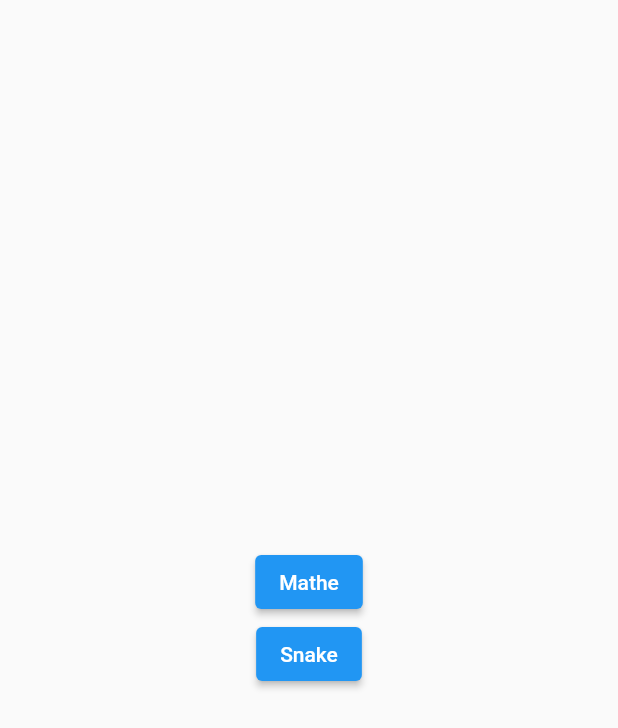
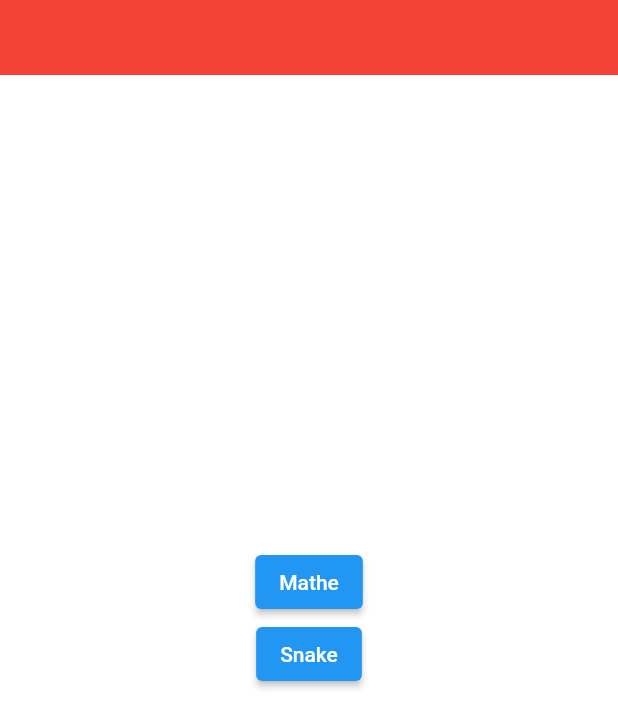
Before and after one commit to thm-mni-ii/lama, a Flutter app: the screen it shows after launch, on a phone screen of 412 x 824 dp. Shown: the top 728 px of the screen. Run offline on Flutter 3.47's test engine with Material 2 defaults, Android fonts, the phone set to English and light mode, and no system bars; missing offline and left inert: flame.

Commit message:
Add Header and modify SafeArea

```diff
--- a/lama_app/lib/app/screens/home_screen.dart
+++ b/lama_app/lib/app/screens/home_screen.dart
@@ -4,8 +4,14 @@ import 'package:lama_app/app/screens/game_screen.dart';
 class HomeScreen extends StatelessWidget {
   @override
   Widget build(BuildContext context) {
+    Size screenSize = MediaQuery.of(context).size;
     return Scaffold(
+      backgroundColor: Colors.red,
       body: SafeArea(
+        child: Stack(
+          children: [
+            Container(
+              color: Colors.white,
               child: Center(
                 child: Column(
                   mainAxisAlignment: MainAxisAlignment.center,
@@ -22,6 +28,17 @@ class HomeScreen extends StatelessWidget {
                 ),
               ),
             ),
+            Align(
+              alignment: Alignment.topCenter,
+              child: Container(
+                width: screenSize.width,
+                height: 50,
+                color: Colors.red,
+              ),
+            ),
+          ],
+        ),
+      ),
     );
   }
 }
```
Lines whose indentation alone changed are shown as unchanged.
